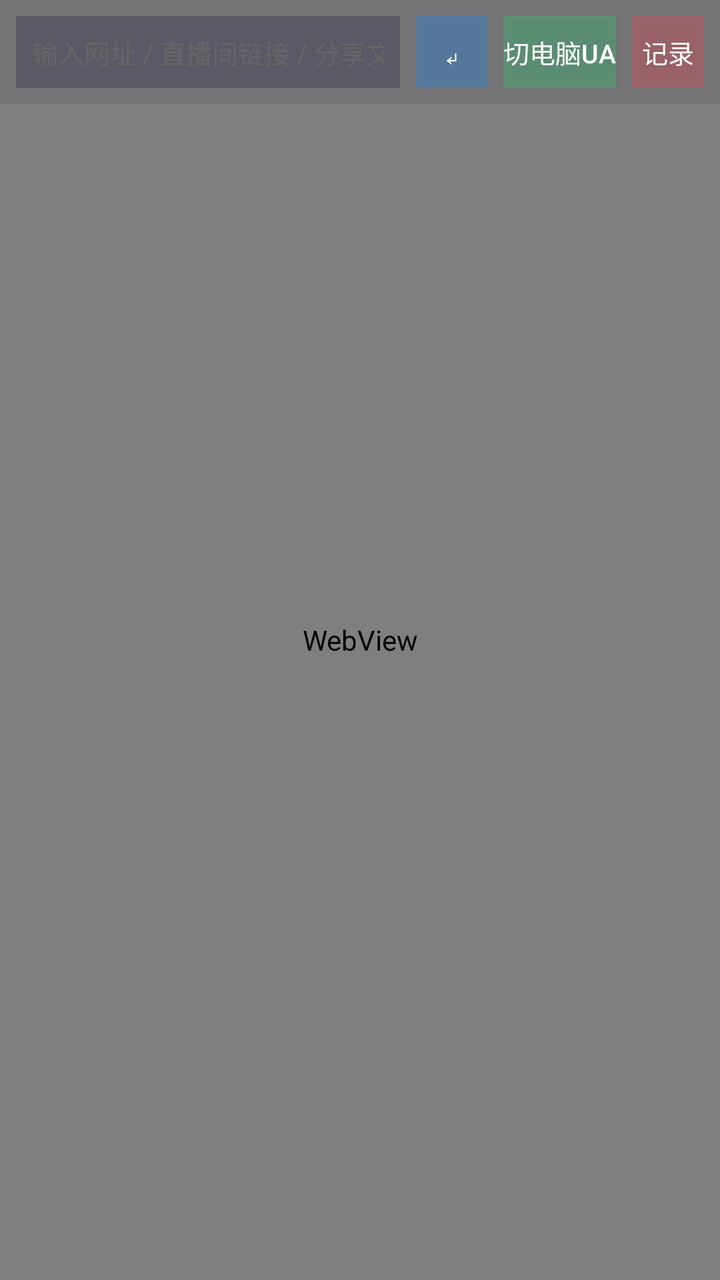
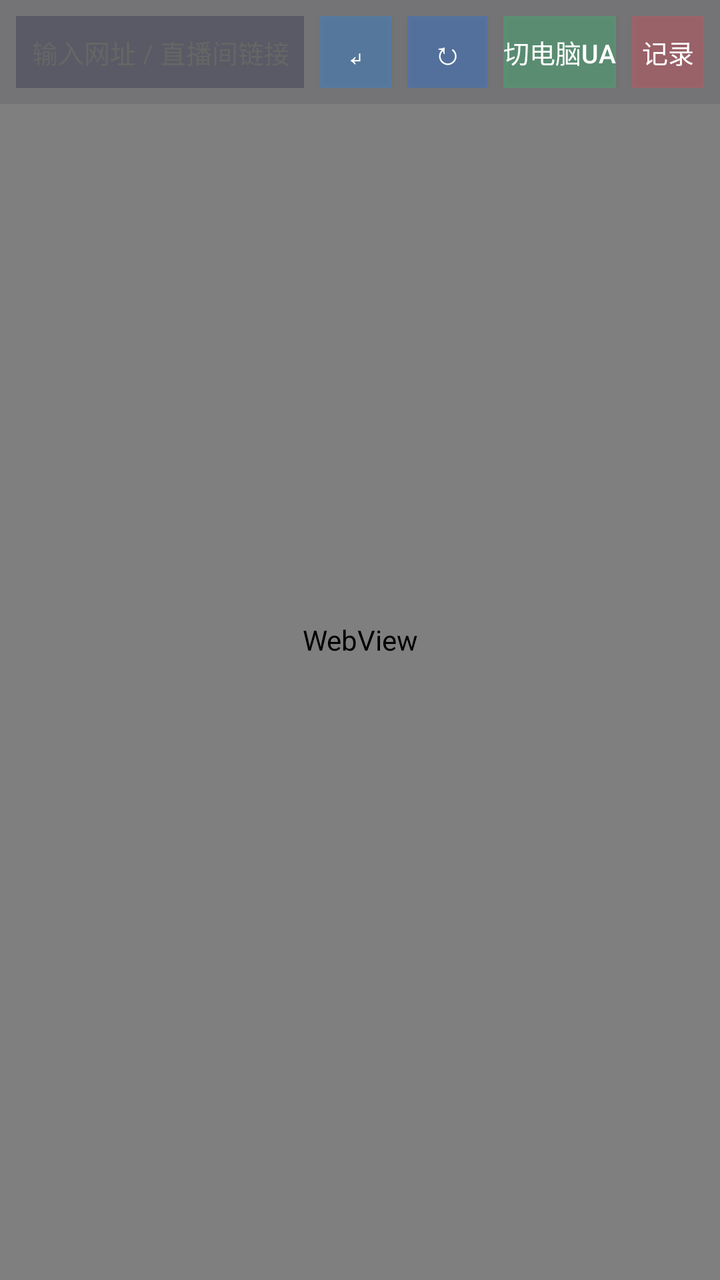

Screens rendered from an Android XML layout before and after an edit, with the pre-edit source and the edit as a unified diff.
<!-- AndroidManifest.xml: application theme AppTheme -->
<!-- res/layout/activity_sniff.xml -->
<?xml version="1.0" encoding="utf-8"?>
<FrameLayout
    xmlns:android="http://schemas.android.com/apk/res/android"
    android:layout_width="match_parent"
    android:layout_height="match_parent"
    android:background="#0f0f23">

    
    <WebView
        android:id="@+id/webview"
        android:layout_width="match_parent"
        android:layout_height="match_parent"
        android:background="#000000"/>

    
    <FrameLayout
        android:id="@+id/btn_toggle_top"
        android:layout_width="36dp"
        android:layout_height="36dp"
        android:layout_gravity="bottom|end"
        android:layout_margin="16dp"
        android:layout_marginBottom="216dp"
        android:background="@drawable/fab_circle"
        android:visibility="gone"
        android:clickable="true"
        android:focusable="true">

        <TextView
            android:layout_width="wrap_content"
            android:layout_height="wrap_content"
            android:layout_gravity="center"
            android:text="≡"
            android:textColor="#ffffff"
            android:textSize="18sp"
            android:textStyle="bold"/>
    </FrameLayout>

    
    <LinearLayout
        android:id="@+id/top_bar"
        android:layout_width="match_parent"
        android:layout_height="wrap_content"
        android:orientation="vertical"
        android:background="#190f0f23"
        android:padding="8dp">

        <LinearLayout
            android:layout_width="match_parent"
            android:layout_height="wrap_content"
            android:orientation="horizontal"
            android:gravity="center_vertical">

            <EditText
                android:id="@+id/et_url"
                android:layout_width="0dp"
                android:layout_height="36dp"
                android:layout_weight="1"
                android:hint="输入网址 / 直播间链接 / 分享文案"
                android:textColorHint="#666666"
                android:textColor="#ffffff"
                android:background="#4D1e1e3f"
                android:padding="8dp"
                android:textSize="13sp"
                android:maxLines="1"
                android:singleLine="true"
                android:imeOptions="actionGo"
                android:inputType="textUri"
                android:gravity="center_vertical"/>

            
            <Button
                android:id="@+id/btn_go"
                android:layout_width="wrap_content"
                android:layout_height="36dp"
                android:text="↵"
                android:textColor="#ffffff"
                android:textSize="15sp"
                android:background="#4D1e90ff"
                android:layout_marginLeft="8dp"
                android:paddingLeft="14dp"
                android:paddingRight="14dp"
                android:minWidth="0dp"
                android:minHeight="0dp"/>

            <Button
                android:id="@+id/btn_switch_ua"
                android:layout_width="wrap_content"
                android:layout_height="36dp"
                android:text="切电脑UA"
                android:textColor="#ffffff"
                android:textSize="13sp"
                android:background="#4D2ed573"
                android:layout_marginLeft="8dp"
                android:padding="0dp"
                android:minWidth="0dp"
                android:minHeight="0dp"/>

            <Button
                android:id="@+id/btn_records"
                android:layout_width="wrap_content"
                android:layout_height="36dp"
                android:text="记录"
                android:textColor="#ffffff"
                android:textSize="13sp"
                android:background="#4Dff4757"
                android:layout_marginLeft="8dp"
                android:padding="5dp"
                android:minWidth="0dp"
                android:minHeight="0dp"/>
        </LinearLayout>
    </LinearLayout>

    
    <LinearLayout
        android:id="@+id/bottom_panel"
        android:layout_width="match_parent"
        android:layout_height="wrap_content"
        android:layout_gravity="bottom"
        android:orientation="vertical"
        android:background="#191a1a3e"
        android:visibility="gone">

        <ScrollView
            android:id="@+id/scroll_records"
            android:layout_width="match_parent"
            android:layout_height="200dp">

            <LinearLayout
                android:id="@+id/layout_records"
                android:layout_width="match_parent"
                android:layout_height="wrap_content"
                android:orientation="vertical"
                android:padding="8dp"/>
        </ScrollView>
    </LinearLayout>

</FrameLayout>
<!-- resources referenced by this layout -->
<resources>
  <!-- drawable fab_circle (drawable) -->
  <?xml version="1.0" encoding="utf-8"?>
  <shape xmlns:android="http://schemas.android.com/apk/res/android"
      android:shape="oval">
      <solid android:color="#33000000" />
  </shape>
  <style name="AppTheme" parent="android:Theme.Material.Light.NoActionBar">
          <item name="android:windowFullscreen">true</item>
          <item name="android:windowNoTitle">true</item>
          <item name="android:windowTranslucentNavigation">true</item>
          <item name="android:windowBackground">@color/bg</item>
          <item name="android:colorAccent">@color/blue2</item>
      </style>
  <color name="bg">#EEF4FF</color>
  <color name="blue2">#1677FF</color>
</resources>

<!-- the commit's change to res/layout/activity_sniff.xml (unified diff, before → after) -->
@@ -83,6 +83,20 @@
                 android:minHeight="0dp"/>
 
             <Button
+                android:id="@+id/btn_refresh"
+                android:layout_width="wrap_content"
+                android:layout_height="36dp"
+                android:text="↻"
+                android:textColor="#ffffff"
+                android:textSize="16sp"
+                android:background="#4D1677FF"
+                android:layout_marginLeft="8dp"
+                android:paddingLeft="12dp"
+                android:paddingRight="12dp"
+                android:minWidth="0dp"
+                android:minHeight="0dp"/>
+
+            <Button
                 android:id="@+id/btn_switch_ua"
                 android:layout_width="wrap_content"
                 android:layout_height="36dp"
